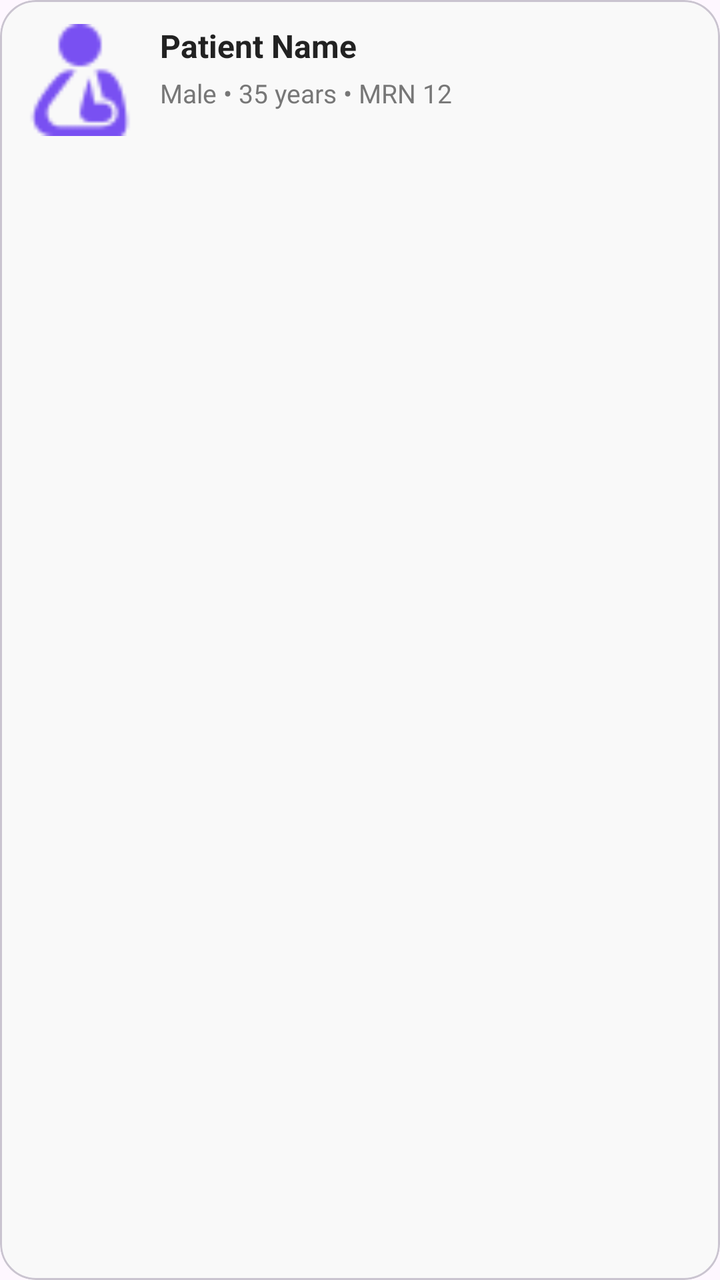
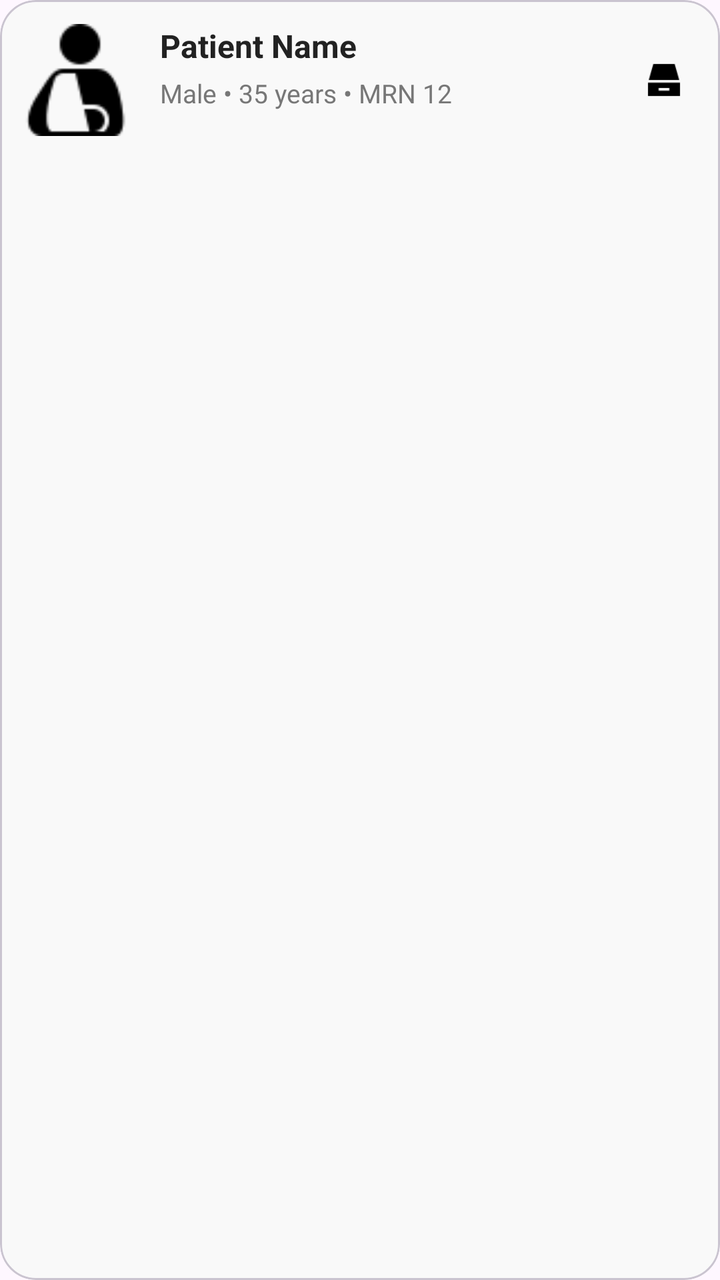

Screens rendered from an Android XML layout before and after an edit, with the pre-edit source and the edit as a unified diff.
<!-- AndroidManifest.xml: application theme Theme.MediMindV2 -->
<!-- res/layout/item_patient.xml -->
<?xml version="1.0" encoding="utf-8"?>
<com.google.android.material.card.MaterialCardView
    xmlns:android="http://schemas.android.com/apk/res/android"
    xmlns:app="http://schemas.android.com/apk/res-auto"
    android:id="@+id/cardPatientItem"
    android:layout_width="match_parent"
    android:layout_height="wrap_content"
    android:layout_marginBottom="12dp"
    app:cardCornerRadius="18dp"
    app:cardElevation="3dp"
    app:cardBackgroundColor="#F9F9F9">

    <androidx.constraintlayout.widget.ConstraintLayout
        android:layout_width="match_parent"
        android:layout_height="wrap_content"
        android:padding="12dp">

        <ImageView
            android:id="@+id/imgPatient"
            android:layout_width="56dp"
            android:layout_height="56dp"
            android:src="@drawable/ic_patients"
            android:scaleType="centerCrop"
            android:contentDescription="@null"
            app:layout_constraintTop_toTopOf="parent"
            app:layout_constraintStart_toStartOf="parent"/>

        <TextView
            android:id="@+id/tvPatientName"
            android:layout_width="0dp"
            android:layout_height="wrap_content"
            android:layout_marginStart="12dp"
            android:text="Patient Name"
            android:textColor="#222222"
            android:textSize="16sp"
            android:textStyle="bold"
            app:layout_constraintTop_toTopOf="@id/imgPatient"
            app:layout_constraintStart_toEndOf="@id/imgPatient"
            app:layout_constraintEnd_toEndOf="parent"/>

        <TextView
            android:id="@+id/tvPatientInfo"
            android:layout_width="0dp"
            android:layout_height="wrap_content"
            android:layout_marginStart="12dp"
            android:layout_marginTop="4dp"
            android:text="Male • 35 years • MRN 12"
            android:textColor="#777777"
            android:textSize="13sp"
            app:layout_constraintTop_toBottomOf="@id/tvPatientName"
            app:layout_constraintStart_toEndOf="@id/imgPatient"
            app:layout_constraintEnd_toEndOf="parent"/>

    </androidx.constraintlayout.widget.ConstraintLayout>
</com.google.android.material.card.MaterialCardView>
<!-- resources referenced by this layout -->
<resources>
  <!-- drawable ic_patients: png bitmap (drawable, 840 bytes) -->
  <style name="Theme.MediMindV2" parent="Base.Theme.MediMindV2" />
  <style name="Base.Theme.MediMindV2" parent="Theme.Material3.DayNight.NoActionBar">
          
          
      </style>
</resources>

<!-- the commit's change to res/layout/item_patient.xml (unified diff, before → after) -->
@@ -8,13 +8,15 @@
     android:layout_marginBottom="12dp"
     app:cardCornerRadius="18dp"
     app:cardElevation="3dp"
-    app:cardBackgroundColor="#F9F9F9">
+    app:cardBackgroundColor="#F9F9F9"
+    android:foreground="?attr/selectableItemBackground">
 
     <androidx.constraintlayout.widget.ConstraintLayout
         android:layout_width="match_parent"
         android:layout_height="wrap_content"
         android:padding="12dp">
 
+        
         <ImageView
             android:id="@+id/imgPatient"
             android:layout_width="56dp"
@@ -25,6 +27,20 @@
             app:layout_constraintTop_toTopOf="parent"
             app:layout_constraintStart_toStartOf="parent"/>
 
+        
+        <ImageView
+            android:id="@+id/btnArchive"
+            android:layout_width="32dp"
+            android:layout_height="32dp"
+            android:src="@drawable/ic_archive"
+            android:padding="6dp"
+            android:background="?attr/selectableItemBackgroundBorderless"
+            android:contentDescription="Archive"
+            app:layout_constraintEnd_toEndOf="parent"
+            app:layout_constraintTop_toTopOf="parent"
+            app:layout_constraintBottom_toBottomOf="parent"/>
+
+        
         <TextView
             android:id="@+id/tvPatientName"
             android:layout_width="0dp"
@@ -36,8 +52,10 @@
             android:textStyle="bold"
             app:layout_constraintTop_toTopOf="@id/imgPatient"
             app:layout_constraintStart_toEndOf="@id/imgPatient"
-            app:layout_constraintEnd_toEndOf="parent"/>
+            app:layout_constraintEnd_toStartOf="@id/btnArchive"
+            android:layout_marginEnd="8dp"/>
 
+        
         <TextView
             android:id="@+id/tvPatientInfo"
             android:layout_width="0dp"
@@ -49,7 +67,8 @@
             android:textSize="13sp"
             app:layout_constraintTop_toBottomOf="@id/tvPatientName"
             app:layout_constraintStart_toEndOf="@id/imgPatient"
-            app:layout_constraintEnd_toEndOf="parent"/>
+            app:layout_constraintEnd_toStartOf="@id/btnArchive"
+            android:layout_marginEnd="8dp"/>
 
     </androidx.constraintlayout.widget.ConstraintLayout>
 </com.google.android.material.card.MaterialCardView>
<!-- resource entries referenced after the edit -->
@@ -1,6 +1,7 @@
 <!-- resources referenced by this layout -->
 <resources>
-  <!-- drawable ic_patients: png bitmap (drawable, 840 bytes) -->
+  <!-- drawable ic_archive: png bitmap (drawable, 306 bytes) -->
+  <!-- drawable ic_patients: png bitmap (drawable, 852 bytes) -->
   <style name="Theme.MediMindV2" parent="Base.Theme.MediMindV2" />
   <style name="Base.Theme.MediMindV2" parent="Theme.Material3.DayNight.NoActionBar">
           
